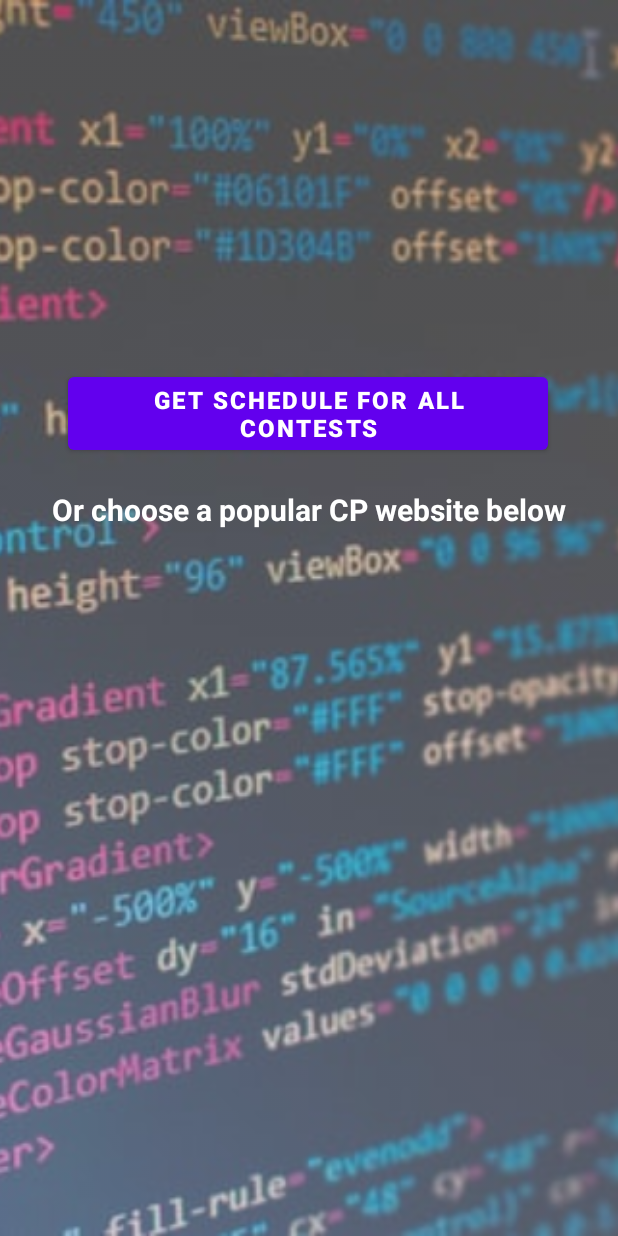
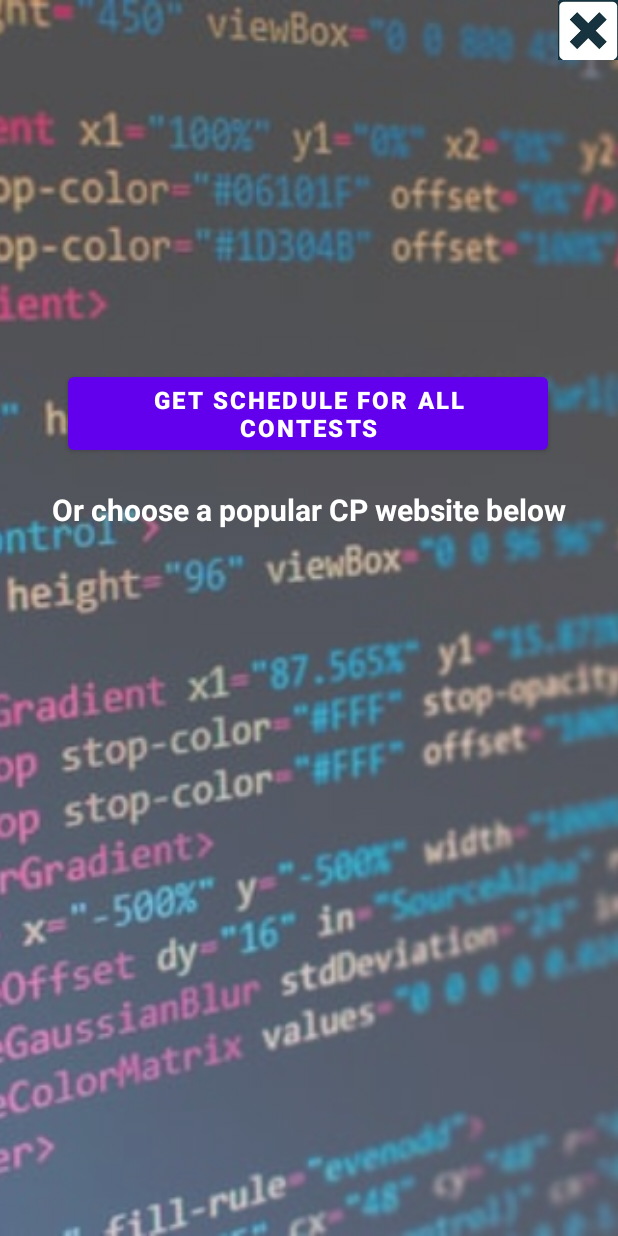
Before and after one commit to rphrp1985/contest-schedule-app, an Android app: the layout activity_main.xml on its own in the app's theme, with its tools: preview values and no code run, on a phone screen of 412 x 824 dp. Run offline under Robolectric (Android 15) with nearby library versions, the phone set to English and light mode, and no system bars; network calls fail.

Commit message:
app now support notices and advertismnets release 1.3

```diff
--- a/app/build.gradle
+++ b/app/build.gradle
@@ -44,5 +44,8 @@ dependencies {
     implementation "androidx.recyclerview:recyclerview:1.2.1"
     implementation "com.android.volley:volley:1.2.1"
     implementation "androidx.browser:browser:1.3.0"
+    implementation 'com.google.android.gms:play-services-ads:20.4.0'
+    implementation 'com.github.bumptech.glide:glide:4.12.0'
+    annotationProcessor 'com.github.bumptech.glide:compiler:4.12.0'
     androidTestImplementation 'androidx.test.espresso:espresso-core:3.4.0'
 }
--- a/app/src/main/java/com/prianshuprasad/aimcp/contestadapter.kt
+++ b/app/src/main/java/com/prianshuprasad/aimcp/contestadapter.kt
@@ -1,12 +1,10 @@
 package com.prianshuprasad.aimcp
 
-import android.graphics.Color.green
 import android.view.LayoutInflater
 import android.view.View
 import android.view.ViewGroup
 import android.widget.ImageView
 import android.widget.TextView
-import android.widget.Toast
 import androidx.recyclerview.widget.RecyclerView
 
 class contestAdapter(private val listener: ScheduleviewActivity) :
@@ -89,8 +87,8 @@ class contestAdapter(private val listener: ScheduleviewActivity) :
 
         if(curritem.site=="HackerRank")
         {
-            viewHolder.siteImg.setImageResource(R.drawable.hackerranklogo)
-            viewHolder.siteImg.setBackgroundColor(R.drawable.green)
+            viewHolder.siteImg.setImageResource(R.drawable.hrl)
+//            viewHolder.siteImg.setBackgroundColor(R.drawable.green)
         }else
         if(curritem.site=="CodeForces")
         {
--- a/app/src/main/res/layout/activity_main.xml
+++ b/app/src/main/res/layout/activity_main.xml
@@ -87,6 +87,22 @@
 
       />
 
+  <ImageView
+      android:id="@+id/myAd"
+      android:layout_width="match_parent"
+      android:layout_height="match_parent"
+         android:onClick="onmyadclicked"
+/>
+<ImageView
+    android:id="@+id/closebutton"
+    android:layout_width="40dp"
+    android:layout_height="40dp"
+    android:src="@drawable/closeimage"
+    app:layout_constraintTop_toTopOf="parent"
+    app:layout_constraintRight_toRightOf="parent"
+    android:onClick="closebuttonclicked"
+/>
+
 <!--  <ImageView-->
 <!--      android:layout_width="20dp"-->
 <!--      android:layout_height="20dp"-->
--- a/build.gradle
+++ b/build.gradle
@@ -4,6 +4,9 @@ buildscript {
         google()
         mavenCentral()
     }
+
+
+
     dependencies {
         classpath "com.android.tools.build:gradle:7.0.3"
         classpath "org.jetbrains.kotlin:kotlin-gradle-plugin:1.5.31"
```
Also changed, not shown: app/src/main/AndroidManifest.xml (+9 -0 lines), app/src/main/java/com/prianshuprasad/aimcp/MainActivity.kt (+125 -0 lines), app/src/main/res/layout/contest_row.xml (+7 -5 lines), app/src/main/res/drawable-v24/closeimage.jpg (added), app/src/main/res/drawable-v24/hackerranklogo.png (deleted), app/src/main/res/drawable-v24/hrl.png (added).
